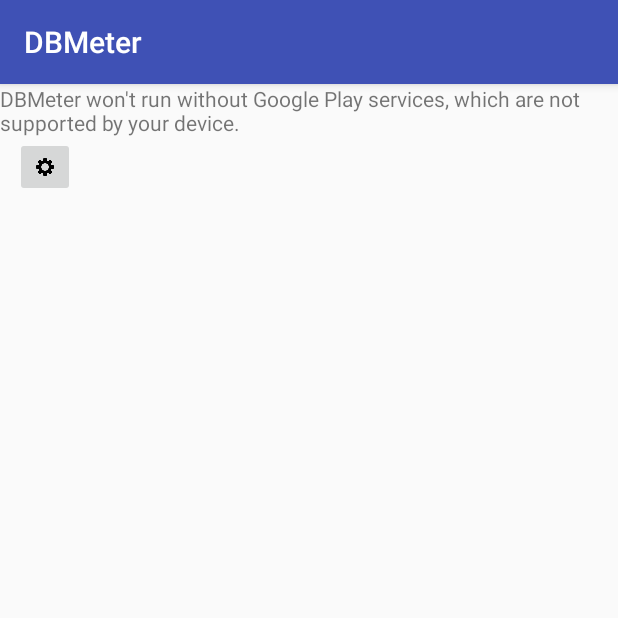
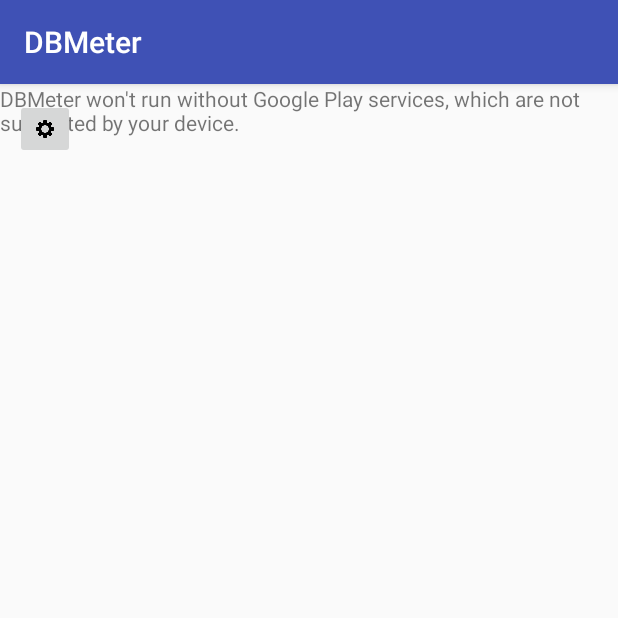
Before and after one commit to hasan-li/Signal-Map, an Android app: the screen it shows after launch (mainMapActivity), on a phone screen of 412 x 824 dp, the top half of it. Run offline under Robolectric (Android 15) with nearby library versions, the phone set to English and light mode, and no system bars; 4 statements that could not run were skipped.

Commit message:
operator feature

```diff
--- a/DBMeter/app/src/main/res/layout/activity_main_map.xml
+++ b/DBMeter/app/src/main/res/layout/activity_main_map.xml
@@ -24,7 +24,7 @@ android:orientation="vertical" >
             android:id="@+id/mainMenuButton"
             android:layout_width="40dp"
             android:layout_height="40dp"
-            android:layout_marginTop="35dp"
+            android:layout_marginTop="10dp"
             android:layout_marginLeft="10dp"
             android:src="@drawable/gear"
             android:scaleType="fitCenter"
```
Also changed, not shown: DBMeter/app/src/main/java/com/example/makeze/dbmeter/SignalStrengthService.java (+8 -1 lines).
